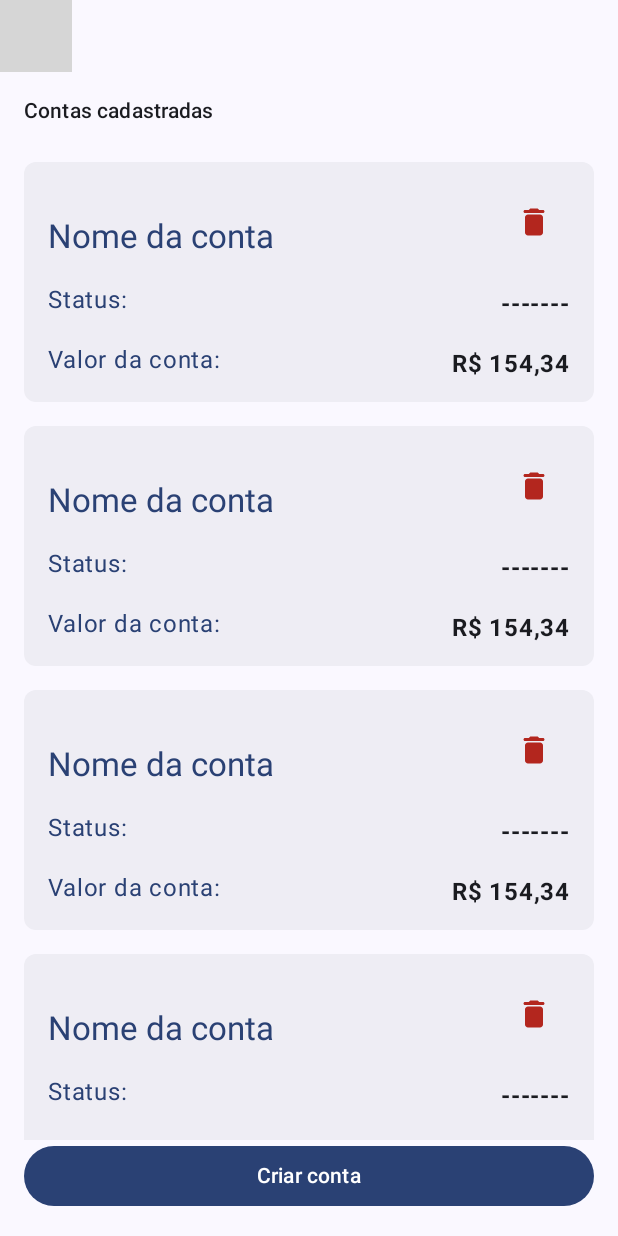
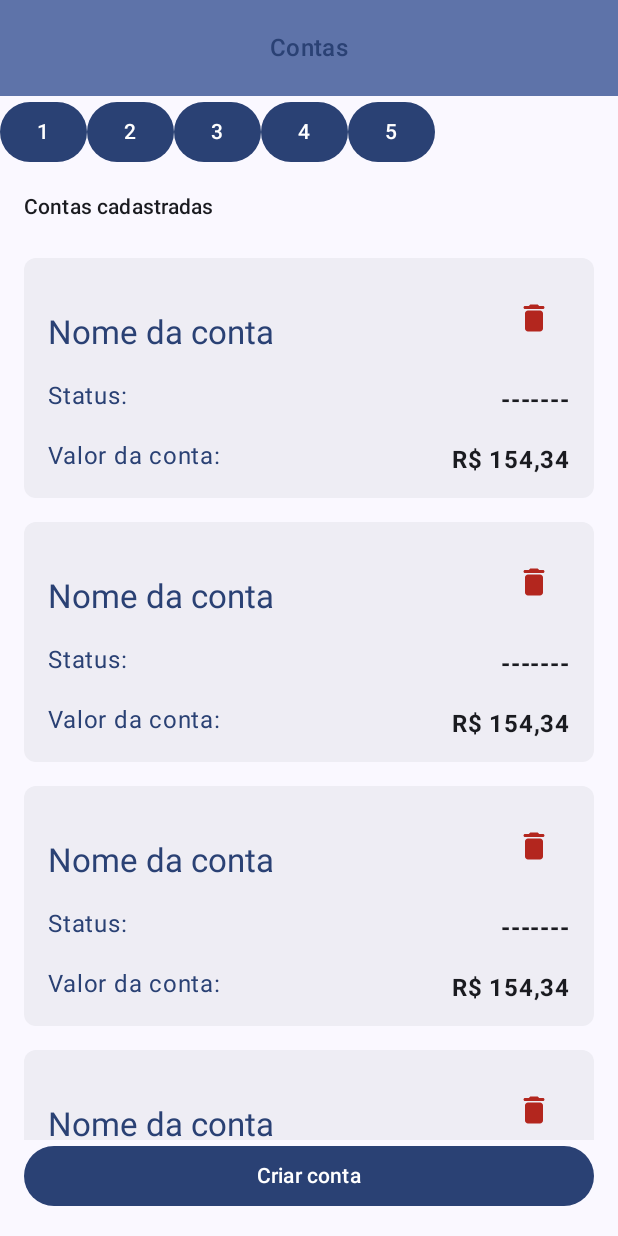
Before and after one commit to geanbrandao/BillBuddy, an Android app built with Jetpack Compose: the screen it shows after launch (MainActivity), on a phone screen of 412 x 824 dp. Run offline under Robolectric (Android 15) with nearby library versions, the phone set to English and light mode, and no system bars; grey boxes are pictures that could not be loaded.

Commit message:
Add temp navigation to visualize all the screens

```diff
--- a/app/src/main/java/com/geanbrandao/br/billbuddy/MainActivity.kt
+++ b/app/src/main/java/com/geanbrandao/br/billbuddy/MainActivity.kt
@@ -4,9 +4,13 @@ import android.os.Bundle
 import androidx.activity.ComponentActivity
 import androidx.activity.compose.setContent
 import androidx.activity.enableEdgeToEdge
+import androidx.compose.foundation.layout.Column
+import androidx.compose.foundation.layout.Row
 import androidx.compose.foundation.layout.fillMaxSize
 import androidx.compose.foundation.layout.padding
+import androidx.compose.material3.Button
 import androidx.compose.material3.Scaffold
+import androidx.compose.material3.Text
 import androidx.compose.runtime.Composable
 import androidx.compose.runtime.mutableIntStateOf
 import androidx.compose.runtime.mutableStateOf
@@ -17,7 +21,7 @@ import androidx.compose.ui.tooling.preview.Preview
 import androidx.core.splashscreen.SplashScreen.Companion.installSplashScreen
 import androidx.navigation.NavHostController
 import androidx.navigation.compose.rememberNavController
-import com.geanbrandao.br.billbuddy.presentation.common.TopAppBarView
+import com.geanbrandao.br.billbuddy.presentation.common.CustomTopAppBar
 import com.geanbrandao.br.billbuddy.presentation.navigation.NavigationView
 import com.geanbrandao.br.billbuddy.presentation.navigation.Screen
 import com.geanbrandao.br.billbuddy.ui.theme.BillBuddyTheme
@@ -31,27 +35,52 @@ class MainActivity : ComponentActivity() {
             val navController = rememberNavController()
             val canNavigateBack = remember { mutableStateOf(false) }
             val screenTitle = remember { mutableIntStateOf(Screen.Bills.title) }
+            val isTopAppBarVisible = remember { mutableStateOf(true) }
             onDestinationHandle(
-                navController,
-                updateNavigateBack = {canNavigateBack.value = it },
+                navController = navController,
+                updateNavigateBack = { canNavigateBack.value = it },
                 updateScreenTitle = { screenTitle.intValue = it },
+                updateTopAppBarVisible = { isTopAppBarVisible.value = it }
             )
             // TODO temporário
             BillBuddyTheme(darkTheme = false) {
                 Scaffold(
                     modifier = Modifier.fillMaxSize(),
-                    topBar = {
-                        TopAppBarView(
+                    topBar = if (isTopAppBarVisible.value) {
+                        {
+                            CustomTopAppBar(
                                 title = stringResource(id = screenTitle.intValue),
                                 canNavigateBack = canNavigateBack.value,
                                 onArrowBackClicked = { navController.popBackStack() }
                             )
                         }
+                    } else {
+                        { }
+                    }
                 ) { innerPadding ->
+                    Column(modifier = Modifier.padding(innerPadding)) {
+                        Row {
+                            Button(onClick = { navController.navigate(Screen.Bills.route) }) {
+                                Text(text = "1")
+                            }
+                            Button(onClick = { navController.navigate(Screen.Bill.route) }) {
+                                Text(text = "2")
+                            }
+                            Button(onClick = { navController.navigate(Screen.BillDetails.route) }) {
+                                Text(text = "3")
+                            }
+                            Button(onClick = { navController.navigate(Screen.CreateItem.route) }) {
+                                Text(text = "4")
+                            }
+                            Button(onClick = { navController.navigate(Screen.CloseBill.route) }) {
+                                Text(text = "5")
+                            }
+                        }
                         NavigationView(
-                        modifier = Modifier.padding(innerPadding),
+//                            modifier = Modifier.padding(innerPadding),
                             navController = navController,
                         )
+                    }
                 }
             }
         }
@@ -62,29 +91,40 @@ private fun onDestinationHandle(
     navController: NavHostController,
     updateNavigateBack: (Boolean) -> Unit,
     updateScreenTitle: (Int) -> Unit,
+    updateTopAppBarVisible: (Boolean) -> Unit,
 ) {
     navController.addOnDestinationChangedListener { _, destination, _ ->
         when (destination.route) {
             Screen.Bills.route -> {
                 updateNavigateBack(false)
+                updateTopAppBarVisible(true)
                 updateScreenTitle(Screen.Bills.title)
             }
+
             Screen.Bill.route -> {
                 updateNavigateBack(true)
+                updateTopAppBarVisible(true)
                 updateScreenTitle(Screen.Bill.title)
             }
+
             Screen.BillDetails.route -> {
-                updateNavigateBack(true)
+                updateNavigateBack(false)
+                updateTopAppBarVisible(false)
                 updateScreenTitle(Screen.BillDetails.title)
             }
+
             Screen.CreateItem.route -> {
                 updateNavigateBack(true)
+                updateTopAppBarVisible(true)
                 updateScreenTitle(Screen.CreateItem.title)
             }
+
             Screen.CloseBill.route -> {
                 updateNavigateBack(true)
+                updateTopAppBarVisible(true)
                 updateScreenTitle(Screen.CloseBill.title)
             }
+
             else -> throw Exception("Something went wrong")
         }
     }
```
Lines whose indentation alone changed are shown as unchanged.
